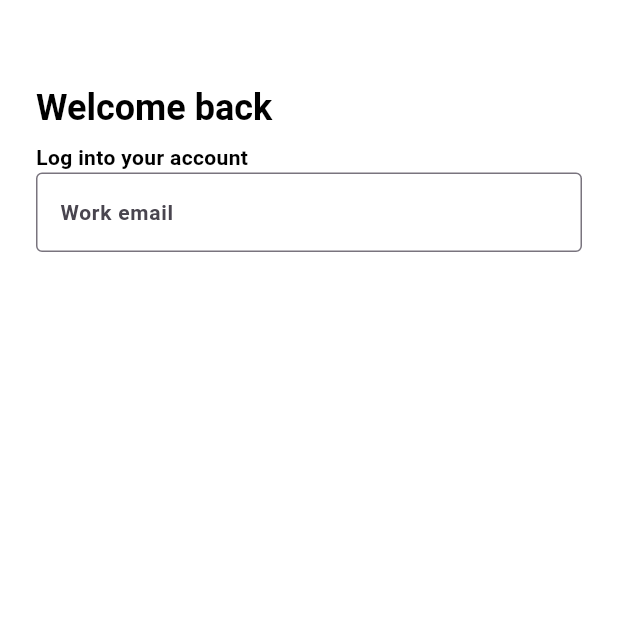
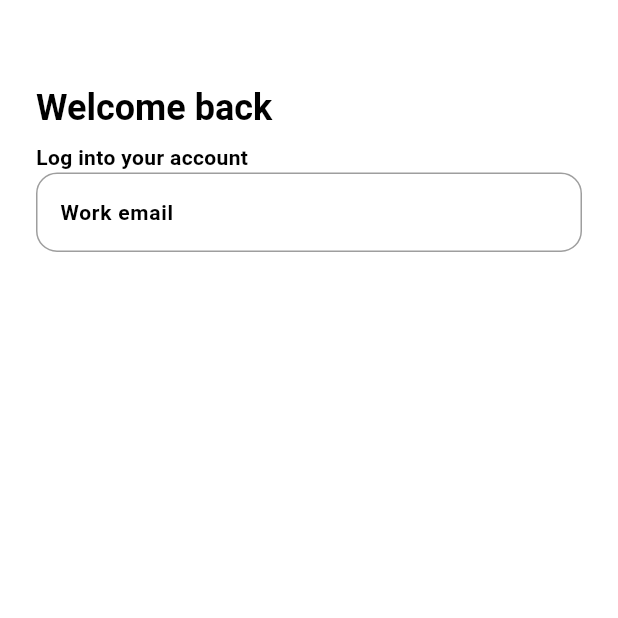
Before and after one commit to DamisolaT/E-Commerce_App, a Flutter app: the screen it shows after launch, on a phone screen of 412 x 824 dp, the top half of it. Run offline on Flutter 3.47's test engine with Material 3 defaults, Android fonts, the phone set to English and light mode, and no system bars; Roboto replaces fonts that are missing (Poppins).

Commit message:
feat: custom themes added

```diff
--- /dev/null
+++ b/lib/utils/theme/custom_themes/appbar_theme.dart
@@ -0,0 +1,31 @@
+import 'package:flutter/material.dart';
+
+class TAppBarTheme {
+  TAppBarTheme._();
+
+  ///light theme
+  static const lightAppBarTheme = AppBarTheme(
+    elevation: 0,
+    centerTitle: false,
+    scrolledUnderElevation: 0,
+    backgroundColor: Colors.transparent,
+    surfaceTintColor: Colors.transparent,
+    iconTheme: IconThemeData(color: Colors.black, size: 24),
+    actionsIconTheme: IconThemeData(color: Colors.black, size: 24),
+    titleTextStyle: TextStyle(
+        fontSize: 18.0, fontWeight: FontWeight.w600, color: Colors.black),
+  );
+
+  ///dark them
+  static const darkAppBarTheme = AppBarTheme(
+    elevation: 0,
+    centerTitle: false,
+    scrolledUnderElevation: 0,
+    backgroundColor: Colors.transparent,
+    surfaceTintColor: Colors.transparent,
+    iconTheme: IconThemeData(color: Colors.black, size: 24),
+    actionsIconTheme: IconThemeData(color: Colors.black, size: 24),
+    titleTextStyle: TextStyle(
+        fontSize: 18.0, fontWeight: FontWeight.w600, color: Colors.black),
+  );
+}
--- /dev/null
+++ b/lib/utils/theme/custom_themes/bottom_sheet_theme.dart
@@ -0,0 +1,18 @@
+import 'package:flutter/material.dart';
+
+class TBottomSheetTheme {
+  TBottomSheetTheme._();
+  static BottomSheetThemeData lightBottomSheetTheme = BottomSheetThemeData(
+      showDragHandle: true,
+      backgroundColor: Colors.white,
+      modalBackgroundColor: Colors.white,
+      constraints: const BoxConstraints(minWidth: double.infinity),
+      shape: RoundedRectangleBorder(borderRadius: BorderRadius.circular(16)));
+
+  static BottomSheetThemeData darkBottomSheetTheme = BottomSheetThemeData(
+      showDragHandle: true,
+      backgroundColor: Colors.black,
+      modalBackgroundColor: Colors.black,
+      constraints: const BoxConstraints(minWidth: double.infinity),
+      shape: RoundedRectangleBorder(borderRadius: BorderRadius.circular(16)));
+}
--- /dev/null
+++ b/lib/utils/theme/custom_themes/checkbox_theme.dart
@@ -0,0 +1,40 @@
+// custom class for light and dark themes
+import 'package:flutter/material.dart';
+
+class TCheckboxTheme {
+  TCheckboxTheme._();
+
+  /// customizable light text theme
+  static CheckboxThemeData lightCheckboxTheme = CheckboxThemeData(
+    shape: RoundedRectangleBorder(borderRadius: BorderRadius.circular(4)),
+    checkColor: WidgetStateProperty.resolveWith((Set<WidgetState> states) {
+      if (states.contains(WidgetState.selected)) {
+        return Colors.white;
+      }
+      return Colors.black;
+    }),
+    fillColor: WidgetStateProperty.resolveWith((Set<WidgetState> states) {
+      if (states.contains(WidgetState.selected)) {
+        return Colors.blue;
+      }
+      return Colors.transparent;
+    }),
+  );
+
+  /// customizable dark text theme
+  static CheckboxThemeData darkCheckboxTheme = CheckboxThemeData(
+    shape: RoundedRectangleBorder(borderRadius: BorderRadius.circular(4)),
+    checkColor: WidgetStateProperty.resolveWith((Set<WidgetState> states) {
+      if (states.contains(WidgetState.selected)) {
+        return Colors.white;
+      }
+      return Colors.black;
+    }),
+    fillColor: WidgetStateProperty.resolveWith((Set<WidgetState> states) {
+      if (states.contains(WidgetState.selected)) {
+        return Colors.blue;
+      }
+      return Colors.transparent;
+    }),
+  );
+}
--- /dev/null
+++ b/lib/utils/theme/custom_themes/chip_theme.dart
@@ -0,0 +1,19 @@
+import 'package:flutter/material.dart';
+
+class TChipTheme {
+  TChipTheme._();
+
+  static ChipThemeData lightChipTheme = ChipThemeData(
+      disabledColor: Colors.grey.withOpacity(0.4),
+      labelStyle: const TextStyle(color: Colors.black),
+      selectedColor: Colors.blue,
+      padding: const EdgeInsets.symmetric(horizontal: 12.0, vertical: 12),
+      checkmarkColor: Colors.white);
+
+  static ChipThemeData darkChipTheme = ChipThemeData(
+      disabledColor: Colors.grey.withOpacity(0.4),
+      labelStyle: const TextStyle(color: Colors.black),
+      selectedColor: Colors.blue,
+      padding: const EdgeInsets.symmetric(horizontal: 12.0, vertical: 12),
+      checkmarkColor: Colors.white);
+}
--- /dev/null
+++ b/lib/utils/theme/custom_themes/elevated_button_theme.dart
@@ -0,0 +1,35 @@
+import 'package:flutter/material.dart';
+
+class TElevatedButtonTheme {
+  TElevatedButtonTheme._(); // To avoid creating instances
+
+  ///light theme
+  static final lightElevatedButtonTheme = ElevatedButtonThemeData(
+      style: ElevatedButton.styleFrom(
+          elevation: 0,
+          foregroundColor: Colors.white,
+          backgroundColor: Colors.blue,
+          disabledForegroundColor: Colors.grey,
+          disabledBackgroundColor: Colors.grey,
+          side: const BorderSide(color: Colors.blue),
+          padding: const EdgeInsets.symmetric(vertical: 18),
+          textStyle: const TextStyle(
+              fontSize: 16, color: Colors.white, fontWeight: FontWeight.w600),
+          shape:
+              RoundedRectangleBorder(borderRadius: BorderRadius.circular(12))));
+
+  ///dark them
+  static final darkElevatedButtonTheme = ElevatedButtonThemeData(
+      style: ElevatedButton.styleFrom(
+          elevation: 0,
+          foregroundColor: Colors.white,
+          backgroundColor: Colors.blue,
+          disabledForegroundColor: Colors.grey,
+          disabledBackgroundColor: Colors.grey,
+          side: const BorderSide(color: Colors.blue),
+          padding: const EdgeInsets.symmetric(vertical: 18),
+          textStyle: const TextStyle(
+              fontSize: 16, color: Colors.white, fontWeight: FontWeight.w600),
+          shape:
+              RoundedRectangleBorder(borderRadius: BorderRadius.circular(12))));
+}
--- /dev/null
+++ b/lib/utils/theme/custom_themes/outlined_button_theme.dart
@@ -0,0 +1,25 @@
+import 'package:flutter/material.dart';
+
+class TOutlinedButtonTheme {
+  TOutlinedButtonTheme._();
+  static final lightOutlinedButtonTheme = OutlinedButtonThemeData(
+      style: OutlinedButton.styleFrom(
+          elevation: 0,
+          foregroundColor: Colors.black,
+          side: const BorderSide(color: Colors.blue),
+          textStyle: const TextStyle(
+              fontSize: 16, color: Colors.black, fontWeight: FontWeight.w600),
+          padding: const EdgeInsets.symmetric(vertical: 16, horizontal: 20),
+          shape:
+              RoundedRectangleBorder(borderRadius: BorderRadius.circular(14))));
+
+  static final darkOutlinedButtonTheme = OutlinedButtonThemeData(
+      style: OutlinedButton.styleFrom(
+          foregroundColor: Colors.white,
+          side: const BorderSide(color: Colors.blueAccent),
+          textStyle: const TextStyle(
+              fontSize: 16, color: Colors.black, fontWeight: FontWeight.w600),
+          padding: const EdgeInsets.symmetric(vertical: 16, horizontal: 20),
+          shape:
+              RoundedRectangleBorder(borderRadius: BorderRadius.circular(14))));
+}
--- /dev/null
+++ b/lib/utils/theme/custom_themes/text_field_theme.dart
@@ -0,0 +1,60 @@
+import 'package:flutter/material.dart';
+
+class TTextFormFieldTheme {
+  TTextFormFieldTheme._();
+  static InputDecorationTheme lightInputDecorationTheme = InputDecorationTheme(
+      errorMaxLines: 3,
+      prefixIconColor: Colors.grey,
+      suffixIconColor: Colors.grey,
+      // constraints: const BoxConstraints.expand(height: 14.inputFiledHeight),
+      labelStyle: const TextStyle().copyWith(fontSize: 14, color: Colors.black),
+      hintStyle: const TextStyle().copyWith(fontSize: 14, color: Colors.black),
+      errorStyle: const TextStyle().copyWith(fontStyle: FontStyle.normal),
+      floatingLabelStyle: const TextStyle().copyWith(
+        fontSize: 14,
+        color: Colors.black.withOpacity(0.8),
+      ),
+      border: const OutlineInputBorder().copyWith(
+          borderRadius: BorderRadius.circular(14),
+          borderSide: const BorderSide(width: 1, color: Colors.grey)),
+      enabledBorder: const OutlineInputBorder().copyWith(
+          borderRadius: BorderRadius.circular(14),
+          borderSide: const BorderSide(width: 1, color: Colors.grey)),
+      focusedBorder: const OutlineInputBorder().copyWith(
+          borderRadius: BorderRadius.circular(14),
+          borderSide: const BorderSide(width: 1, color: Colors.black12)),
+      errorBorder: const OutlineInputBorder().copyWith(
+          borderRadius: BorderRadius.circular(14),
+          borderSide: const BorderSide(width: 1, color: Colors.red)),
+      focusedErrorBorder: const OutlineInputBorder().copyWith(
+          borderRadius: BorderRadius.circular(14),
+          borderSide: const BorderSide(width: 1, color: Colors.orange)));
+
+  static InputDecorationTheme darkInputDecorationTheme = InputDecorationTheme(
+      errorMaxLines: 2,
+      prefixIconColor: Colors.grey,
+      suffixIconColor: Colors.grey,
+      // constraints: const BoxConstraints.expand(height: 14.inputFiledHeight),
+      labelStyle: const TextStyle().copyWith(fontSize: 14, color: Colors.white),
+      hintStyle: const TextStyle().copyWith(fontSize: 14, color: Colors.white),
+      //errorStyle: const TextStyle().copyWith(fontStyle: FontStyle.normal),
+      floatingLabelStyle: const TextStyle().copyWith(
+        fontSize: 14,
+        color: Colors.white.withOpacity(0.8),
+      ),
+      border: const OutlineInputBorder().copyWith(
+          borderRadius: BorderRadius.circular(14),
+          borderSide: const BorderSide(width: 1, color: Colors.grey)),
+      enabledBorder: const OutlineInputBorder().copyWith(
+          borderRadius: BorderRadius.circular(14),
+          borderSide: const BorderSide(width: 1, color: Colors.grey)),
+      focusedBorder: const OutlineInputBorder().copyWith(
+          borderRadius: BorderRadius.circular(14),
+          borderSide: const BorderSide(width: 1, color: Colors.white)),
+      errorBorder: const OutlineInputBorder().copyWith(
+          borderRadius: BorderRadius.circular(14),
+          borderSide: const BorderSide(width: 1, color: Colors.red)),
+      focusedErrorBorder: const OutlineInputBorder().copyWith(
+          borderRadius: BorderRadius.circular(14),
+          borderSide: const BorderSide(width: 1, color: Colors.orange)));
+}
--- a/lib/utils/theme/custom_themes/text_theme.dart
+++ b/lib/utils/theme/custom_themes/text_theme.dart
@@ -47,12 +47,12 @@ class TTextTheme {
 
   /// customizable dark text theme
   static TextTheme darkTextTheme = TextTheme(
-    headlineLarge: TextStyle().copyWith(
+    headlineLarge: const TextStyle().copyWith(
       fontSize: 32.0,
       fontWeight: FontWeight.bold,
       color: Colors.white,
     ),
-    headlineMedium: TextStyle().copyWith(
+    headlineMedium: const TextStyle().copyWith(
         fontSize: 24.0, fontWeight: FontWeight.bold, color: Colors.white),
     headlineSmall: const TextStyle().copyWith(
         fontSize: 18.0, fontWeight: FontWeight.bold, color: Colors.white),
--- a/lib/utils/theme/theme.dart
+++ b/lib/utils/theme/theme.dart
@@ -1,5 +1,11 @@
 import 'package:flutter/material.dart';
+import 'package:talent_sign_up/utils/theme/custom_themes/bottom_sheet_theme.dart';
+import 'package:talent_sign_up/utils/theme/custom_themes/checkbox_theme.dart';
+import 'package:talent_sign_up/utils/theme/custom_themes/outlined_button_theme.dart';
+import 'package:talent_sign_up/utils/theme/custom_themes/text_field_theme.dart';
 import 'package:talent_sign_up/utils/theme/custom_themes/text_theme.dart';
+
+import 'custom_themes/elevated_button_theme.dart';
 
 class TAppTheme {
   TAppTheme._();
@@ -11,13 +17,21 @@ class TAppTheme {
       scaffoldBackgroundColor: Colors.white,
       primaryColor: Colors.blue,
       textTheme: TTextTheme.lightTextTheme,
-    //elevatedButtonTheme: TElevatedButtonTheme.lightElevatedButtonTheme);
-  );
+      checkboxTheme: TCheckboxTheme.lightCheckboxTheme,
+      elevatedButtonTheme: TElevatedButtonTheme.lightElevatedButtonTheme,
+      bottomSheetTheme: TBottomSheetTheme.lightBottomSheetTheme,
+      outlinedButtonTheme: TOutlinedButtonTheme.lightOutlinedButtonTheme,
+      inputDecorationTheme: TTextFormFieldTheme.lightInputDecorationTheme);
   static ThemeData darkTheme = ThemeData(
       useMaterial3: true,
       fontFamily: "Poppins",
       brightness: Brightness.dark,
       scaffoldBackgroundColor: Colors.black,
       primaryColor: Colors.blue,
-      textTheme: TTextTheme.darkTextTheme);
+      textTheme: TTextTheme.darkTextTheme,
+      checkboxTheme: TCheckboxTheme.darkCheckboxTheme,
+      elevatedButtonTheme: TElevatedButtonTheme.darkElevatedButtonTheme,
+      bottomSheetTheme: TBottomSheetTheme.darkBottomSheetTheme,
+      outlinedButtonTheme: TOutlinedButtonTheme.darkOutlinedButtonTheme,
+      inputDecorationTheme: TTextFormFieldTheme.darkInputDecorationTheme);
 }
```
Lines whose indentation alone changed are shown as unchanged.
